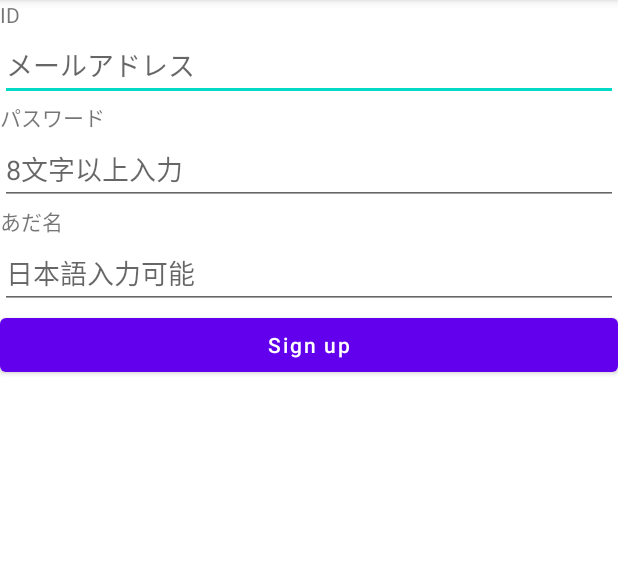
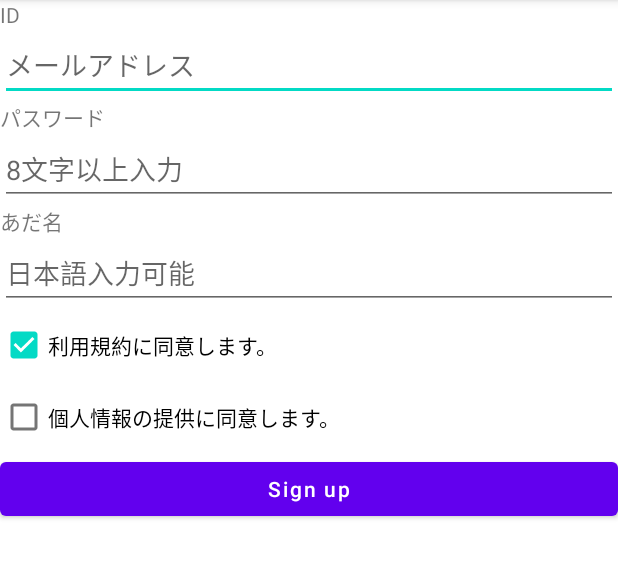
Before and after one commit to clearsky77/UIPractice_20211101, an Android app: the screen it shows after launch (MainActivity), on a phone screen of 412 x 824 dp, the part 84-662 px from its top. Run offline under Robolectric (Android 15) with nearby library versions, the phone set to English and light mode, and no system bars.

```diff
--- a/app/src/main/res/layout/activity_main.xml
+++ b/app/src/main/res/layout/activity_main.xml
@@ -35,6 +35,15 @@
         android:layout_height="wrap_content"
         android:singleLine="true"
         android:hint="日本語入力可能"/>
+    <CheckBox
+        android:layout_width="wrap_content"
+        android:layout_height="wrap_content"
+        android:text="利用規約に同意します。"
+        android:checked="true"/>
+    <CheckBox
+        android:layout_width="wrap_content"
+        android:layout_height="wrap_content"
+        android:text="個人情報の提供に同意します。"/>
     <Button
         android:layout_width="match_parent"
         android:layout_height="wrap_content"
```
